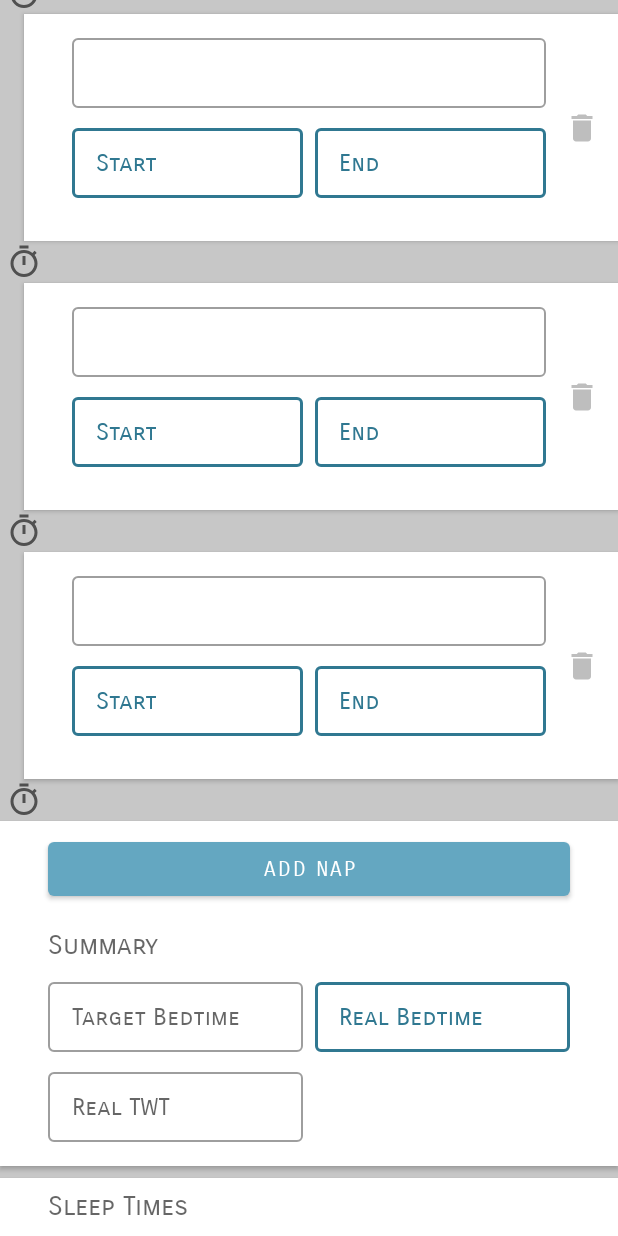
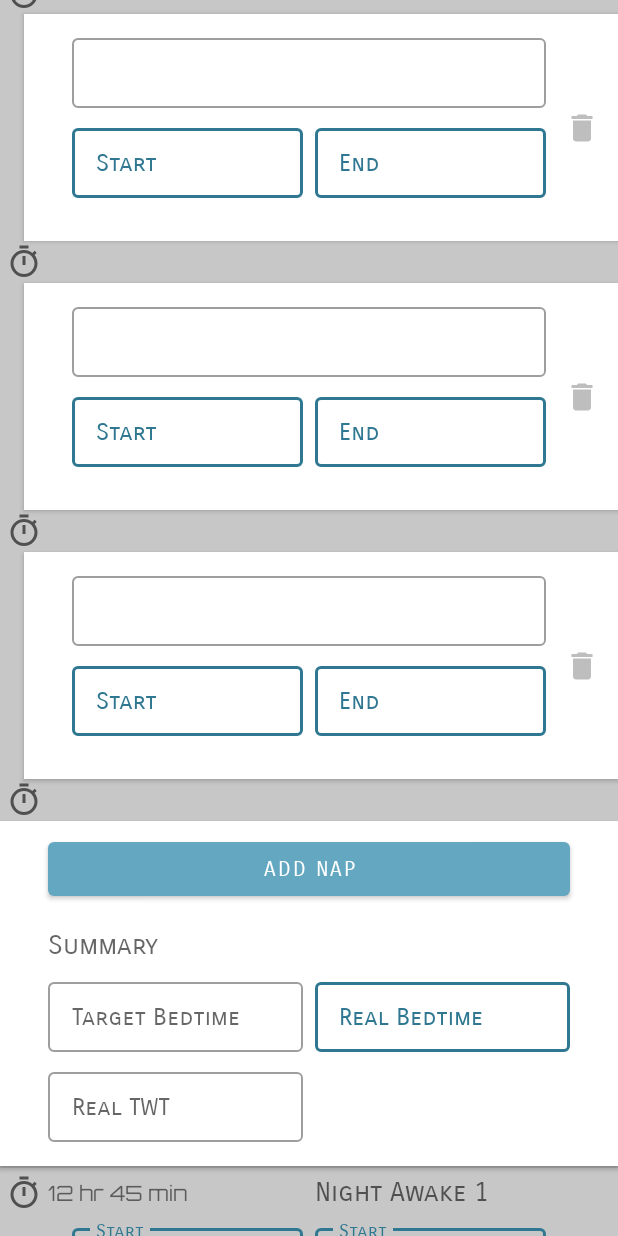
Before and after one commit to reMARK-able/good-napp, an Android app: the layout fragment_day.xml on its own in the app's theme, with its tools: preview values and no code run, scrolled down 576 dp, on a phone screen of 412 x 824 dp. Run offline under Robolectric (Android 15) with nearby library versions, the phone set to English and light mode, and no system bars.

Commit message:
Include night_awake_container in fragment_day

```diff
--- a/app/src/main/res/layout/fragment_day.xml
+++ b/app/src/main/res/layout/fragment_day.xml
@@ -159,6 +159,12 @@
                 app:viewModel="@{viewModel}" />
 
             <include
+                android:id="@+id/container_awakes"
+                layout="@layout/night_awake_container"
+                android:layout_width="match_parent"
+                android:layout_height="wrap_content" />
+
+            <include
                 android:id="@+id/card_sleep_times"
                 layout="@layout/sleep_times_card"
                 android:layout_width="match_parent"
```
